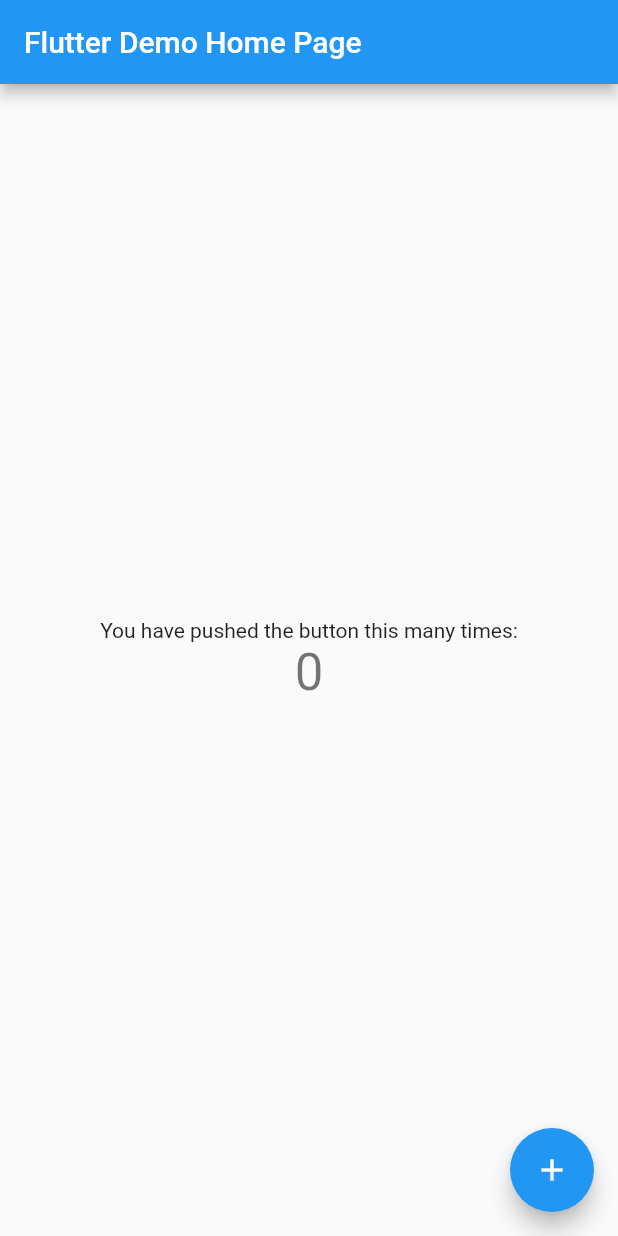
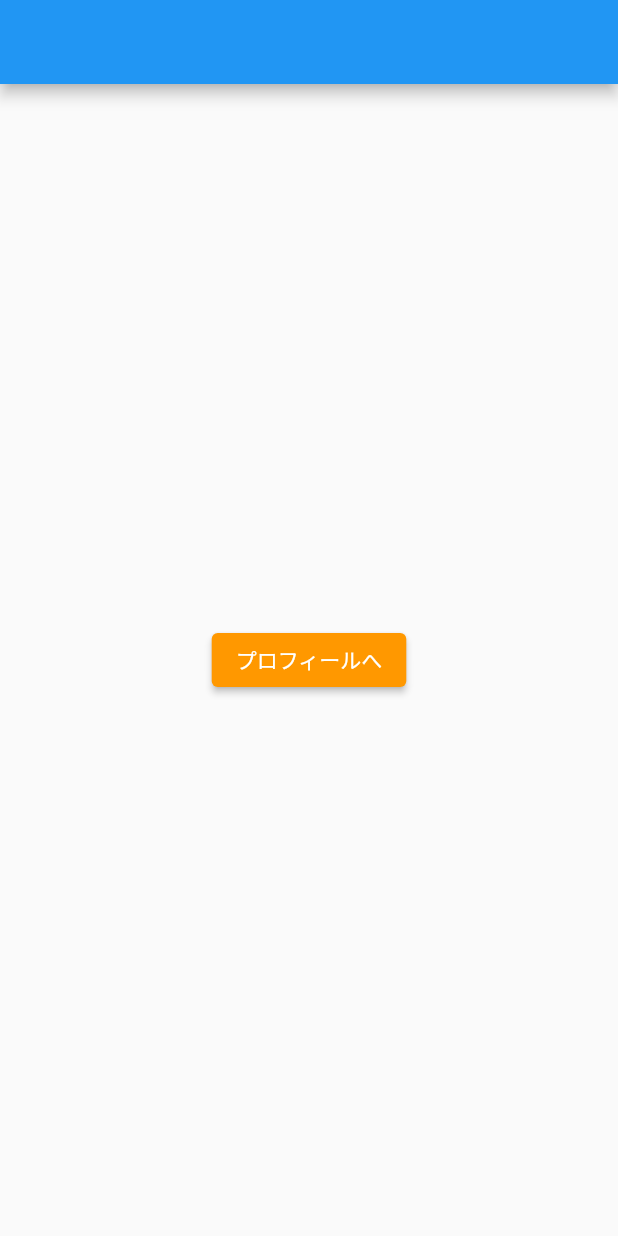
Before and after one commit to Keiji-morita/techuni_app, a Flutter app: the screen it shows after launch, on a phone screen of 412 x 824 dp. Run offline on Flutter 3.47's test engine with Material 2 defaults, Android fonts, the phone set to English and light mode, and no system bars; our stand-ins replace url_launcher_web; missing offline and left inert: cloud_firestore_web, firebase_analytics_web, firebase_auth_web, firebase_core_web, firebase_storage_web, image_picker_for_web; accounts and stored records are empty.

```diff
--- /dev/null
+++ b/lib/button.dart
@@ -0,0 +1,32 @@
+import 'package:flutter/material.dart';
+import 'package:techuni_app/presentation/pages/profile/profile_page.dart';
+
+class button extends StatefulWidget {
+  @override
+  _buttonState createState() => _buttonState();
+}
+
+class _buttonState extends State<button> {
+  @override
+  Widget build(BuildContext context) {
+    return Scaffold(
+      appBar: AppBar(
+      ),
+            body: Center(
+        child: ElevatedButton(
+    child: const Text('プロフィールへ'),
+    style: ElevatedButton.styleFrom(
+    primary: Colors.orange,
+    onPrimary: Colors.white,
+  ),
+  onPressed: () {
+                  Navigator.push(
+              context,
+              MaterialPageRoute(builder: (context) => profile_page()),
+            );
+  },
+),
+      ),
+    );
+  }
+}
--- a/lib/main.dart
+++ b/lib/main.dart
@@ -1,115 +1,19 @@
 import 'package:flutter/material.dart';
+import 'package:techuni_app/button.dart';
 
 void main() {
-  runApp(const MyApp());
+  runApp(MyApp());
 }
-
 class MyApp extends StatelessWidget {
-  const MyApp({Key? key}) : super(key: key);
-
-  // This widget is the root of your application.
   @override
   Widget build(BuildContext context) {
     return MaterialApp(
-      title: 'Flutter Demo',
+      debugShowCheckedModeBanner: false,
+
       theme: ThemeData(
-        // This is the theme of your application.
-        //
-        // Try running your application with "flutter run". You'll see the
-        // application has a blue toolbar. Then, without quitting the app, try
-        // changing the primarySwatch below to Colors.green and then invoke
-        // "hot reload" (press "r" in the console where you ran "flutter run",
-        // or simply save your changes to "hot reload" in a Flutter IDE).
-        // Notice that the counter didn't reset back to zero; the application
-        // is not restarted.
         primarySwatch: Colors.blue,
       ),
-      home: const MyHomePage(title: 'Flutter Demo Home Page'),
+      home: button(),
     );
   }
 }
-
-class MyHomePage extends StatefulWidget {
-  const MyHomePage({Key? key, required this.title}) : super(key: key);
-
-  // This widget is the home page of your application. It is stateful, meaning
-  // that it has a State object (defined below) that contains fields that affect
-  // how it looks.
-
-  // This class is the configuration for the state. It holds the values (in this
-  // case the title) provided by the parent (in this case the App widget) and
-  // used by the build method of the State. Fields in a Widget subclass are
-  // always marked "final".
-
-  final String title;
-
-  @override
-  State<MyHomePage> createState() => _MyHomePageState();
-}
-
-class _MyHomePageState extends State<MyHomePage> {
-  int _counter = 0;
-
-  void _incrementCounter() {
-    setState(() {
-      // This call to setState tells the Flutter framework that something has
-      // changed in this State, which causes it to rerun the build method below
-      // so that the display can reflect the updated values. If we changed
-      // _counter without calling setState(), then the build method would not be
-      // called again, and so nothing would appear to happen.
-      _counter++;
-    });
-  }
-
-  @override
-  Widget build(BuildContext context) {
-    // This method is rerun every time setState is called, for instance as done
-    // by the _incrementCounter method above.
-    //
-    // The Flutter framework has been optimized to make rerunning build methods
-    // fast, so that you can just rebuild anything that needs updating rather
-    // than having to individually change instances of widgets.
-    return Scaffold(
-      appBar: AppBar(
-        // Here we take the value from the MyHomePage object that was created by
-        // the App.build method, and use it to set our appbar title.
-        title: Text(widget.title),
-      ),
-      body: Center(
-        // Center is a layout widget. It takes a single child and positions it
-        // in the middle of the parent.
-        child: Column(
-          // Column is also a layout widget. It takes a list of children and
-          // arranges them vertically. By default, it sizes itself to fit its
-          // children horizontally, and tries to be as tall as its parent.
-          //
-          // Invoke "debug painting" (press "p" in the console, choose the
-          // "Toggle Debug Paint" action from the Flutter Inspector in Android
-          // Studio, or the "Toggle Debug Paint" command in Visual Studio Code)
-          // to see the wireframe for each widget.
-          //
-          // Column has various properties to control how it sizes itself and
-          // how it positions its children. Here we use mainAxisAlignment to
-          // center the children vertically; the main axis here is the vertical
-          // axis because Columns are vertical (the cross axis would be
-          // horizontal).
-          mainAxisAlignment: MainAxisAlignment.center,
-          children: <Widget>[
-            const Text(
-              'You have pushed the button this many times:',
-            ),
-            Text(
-              '$_counter',
-              style: Theme.of(context).textTheme.headline4,
-            ),
-          ],
-        ),
-      ),
-      floatingActionButton: FloatingActionButton(
-        onPressed: _incrementCounter,
-        tooltip: 'Increment',
-        child: const Icon(Icons.add),
-      ), // This trailing comma makes auto-formatting nicer for build methods.
-    );
-  }
-}
```
Also changed, not shown: lib/generated_plugin_registrant.dart (added, +28 -0 lines), lib/presentation/pages/profile/profile_page.dart (+30 -0 lines).
